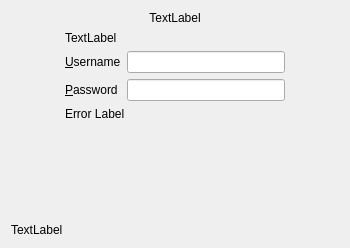
The window that src/gui/wizard/owncloudhttpcredspage.ui (reberthkss/ResultCloud) describes before a commit, drawn with Qt 5.
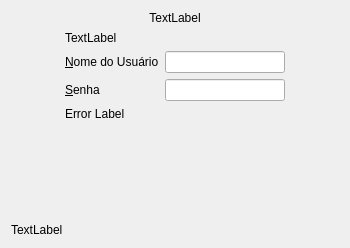
The same window after the commit.

Diff of the .ui file:
```diff
--- a/src/gui/wizard/owncloudhttpcredspage.ui
+++ b/src/gui/wizard/owncloudhttpcredspage.ui
@@ -70,7 +70,7 @@
      <item row="0" column="0">
       <widget class="QLabel" name="usernameLabel">
        <property name="text">
-        <string>&amp;Username</string>
+        <string>&amp;Nome do Usuário</string>
        </property>
        <property name="buddy">
         <cstring>leUsername</cstring>
@@ -80,7 +80,7 @@
      <item row="1" column="0">
       <widget class="QLabel" name="passwordLabel">
        <property name="text">
-        <string>&amp;Password</string>
+        <string>&amp;Senha</string>
        </property>
        <property name="buddy">
         <cstring>lePassword</cstring>
```
